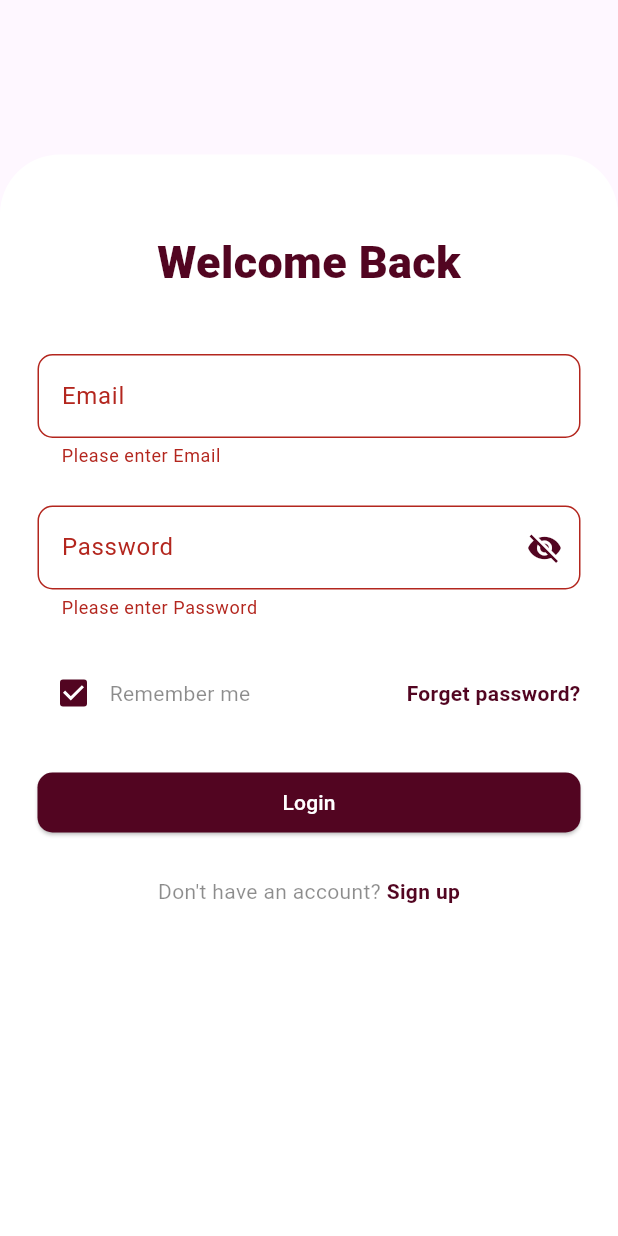
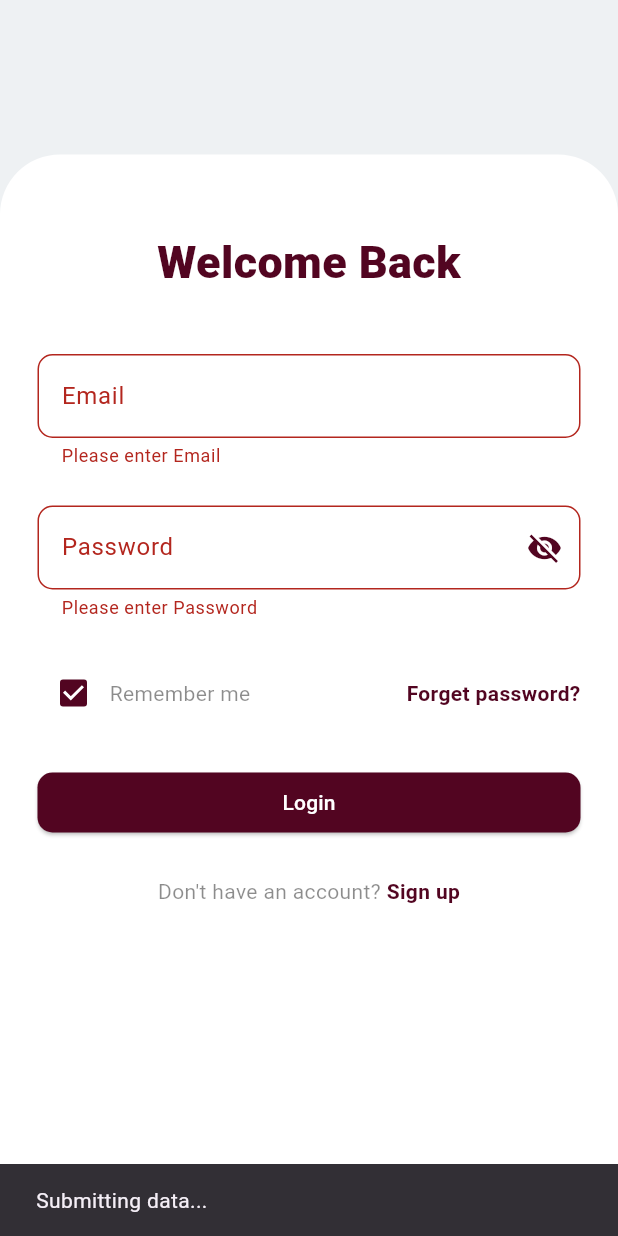
Before and after one commit to arfaidrees/VehicleTrackingApp, a Flutter app: the LoginPage screen opened directly, after a tap on "Login", on a phone screen of 412 x 824 dp. Run offline on Flutter 3.47's test engine with Material 3 defaults, Android fonts, the phone set to English and light mode, and no system bars; our stand-ins replace cloud_firestore, email_validator, firebase_auth, firebase_core, geolocator, get and 3 more; missing offline and left inert: widget_to_marker; accounts and stored records are empty.

Commit message:
abdullah all fixes + UI

```diff
--- a/lib/components/Screens/Navi.dart
+++ b/lib/components/Screens/Navi.dart
@@ -1,4 +1,5 @@
 import 'package:flutter/material.dart';
+
 import 'map_screen.dart';
 import 'menu.dart';
 
@@ -8,6 +9,7 @@ class menustack extends StatelessWidget {
   @override
   Widget build(BuildContext context) {
     return Scaffold(
+      backgroundColor: const Color(0xffEEF1F3),
       body: Stack(
         children: [
           Menu(),
--- a/lib/components/Screens/login_page.dart
+++ b/lib/components/Screens/login_page.dart
@@ -1,14 +1,16 @@
+// login_page.dart
+import 'package:firebase_auth/firebase_auth.dart';
 import 'package:flutter/material.dart';
-import 'package:firebase_auth/firebase_auth.dart';
-import 'package:cloud_firestore/cloud_firestore.dart';
-import 'package:location/location.dart';
-import 'package:vehicle_tracking_app/components/Screens/map_screen.dart';
+import 'package:get/get.dart';
 import 'package:vehicle_tracking_app/components/Screens/signup_page.dart';
-import 'package:vehicle_tracking_app/components/Screens/forget_password_page.dart';
+
+import '../../Location/location.dart';
+import '../../Repository/firebaseRepository.dart';
 import 'Navi.dart';
+import 'forget_password_page.dart';
 
 class LoginPage extends StatefulWidget {
-  const LoginPage({Key? key}) : super(key: key);
+  const LoginPage({super.key});
 
   @override
   State<LoginPage> createState() => _LoginPageState();
@@ -20,10 +22,13 @@ class _LoginPageState extends State<LoginPage> {
   final TextEditingController passwordController = TextEditingController();
   bool rememberPassword = true;
   bool isPasswordVisible = false;
+  final FirebaseRepository _firebaseRepository = FirebaseRepository();
+  final _locationController = Get.put(LocationController());
 
   @override
   Widget build(BuildContext context) {
     return Scaffold(
+      backgroundColor: const Color(0xffEEF1F3),
       body: Column(
         children: [
           const Expanded(
@@ -47,12 +52,12 @@ class _LoginPageState extends State<LoginPage> {
                   child: Column(
                     crossAxisAlignment: CrossAxisAlignment.center,
                     children: [
-                      Text(
+                      const Text(
                         'Welcome Back',
                         style: TextStyle(
                           fontSize: 30.0,
                           fontWeight: FontWeight.w900,
-                          color: const Color(0xff520521),
+                          color: Color(0xff520521),
                         ),
                       ),
                       const SizedBox(height: 40.0),
@@ -108,8 +113,10 @@ class _LoginPageState extends State<LoginPage> {
                               });
                             },
                             child: Icon(
-                              isPasswordVisible ? Icons.visibility : Icons.visibility_off,
-                              color: Color(0xFF520521),
+                              isPasswordVisible
+                                  ? Icons.visibility
+                                  : Icons.visibility_off,
+                              color: const Color(0xFF520521),
                             ),
                           ),
                         ),
@@ -139,14 +146,15 @@ class _LoginPageState extends State<LoginPage> {
                             onTap: () => Navigator.push(
                               context,
                               MaterialPageRoute(
-                                builder: (context) => const ForgetPasswordPage(),
+                                builder: (context) =>
+                                    const ForgetPasswordPage(),
                               ),
                             ),
-                            child: Text(
+                            child: const Text(
                               'Forget password?',
                               style: TextStyle(
                                 fontWeight: FontWeight.bold,
-                                color: const Color(0xff520521),
+                                color: Color(0xff520521),
                               ),
                             ),
                           ),
@@ -157,7 +165,7 @@ class _LoginPageState extends State<LoginPage> {
                         width: double.infinity,
                         child: ElevatedButton(
                           style: ElevatedButton.styleFrom(
-                            backgroundColor: Color(0xff520521),
+                            backgroundColor: const Color(0xff520521),
                             foregroundColor: Colors.white, // Text color
                             shape: RoundedRectangleBorder(
                               borderRadius: BorderRadius.circular(10),
@@ -182,11 +190,11 @@ class _LoginPageState extends State<LoginPage> {
                                 builder: (context) => const SignupPage(),
                               ),
                             ),
-                            child: Text(
+                            child: const Text(
                               'Sign up',
                               style: TextStyle(
                                 fontWeight: FontWeight.bold,
-                                color: const Color(0xff520521),
+                                color: Color(0xff520521),
                               ),
                             ),
                           ),
@@ -205,44 +213,25 @@ class _LoginPageState extends State<LoginPage> {
   }
 
   Future<void> _handleLoginUser() async {
+    ScaffoldMessenger.of(context).showSnackBar(
+      const SnackBar(content: Text('Submitting data...')),
+    );
     if (_loginFormKey.currentState!.validate()) {
-      try {
-        UserCredential userCredential = await FirebaseAuth.instance.signInWithEmailAndPassword(
-          email: emailController.text.trim(),
-          password: passwordController.text.trim(),
-        );
+      String? errorMessage =
+          await _firebaseRepository.signInWithEmailAndPassword(
+        emailController.text.trim(),
+        passwordController.text.trim(),
+      );
 
-        User? user = userCredential.user;
+      if (errorMessage == null) {
+        User? user = FirebaseAuth.instance.currentUser;
         if (user != null) {
-          Location location = Location();
-          bool serviceEnabled = await location.serviceEnabled();
-          if (!serviceEnabled) {
-            serviceEnabled = await location.requestService();
-            if (!serviceEnabled) return;
-          }
-
-          PermissionStatus permissionGranted = await location.hasPermission();
-          if (permissionGranted == PermissionStatus.denied) {
-            permissionGranted = await location.requestPermission();
-            if (permissionGranted != PermissionStatus.granted) return;
-          }
-
-          LocationData userLocation = await location.getLocation();
-
-          await FirebaseFirestore.instance.collection('users').doc(user.uid).set({
-            'email': emailController.text,
-            'latitude': userLocation.latitude,
-            'longitude': userLocation.longitude,
-          });
-
-          Navigator.push(
-            context,
-            MaterialPageRoute(builder: (context) => menustack()),
-          );
+          _locationController.initFirebaseAndLocation();
+          Get.off(menustack());
         }
-      } catch (e) {
+      } else {
         ScaffoldMessenger.of(context).showSnackBar(
-          SnackBar(content: Text('Login failed: ${e.toString()}')),
+          SnackBar(content: Text(errorMessage)),
         );
       }
     }
--- a/pubspec.yaml
+++ b/pubspec.yaml
@@ -52,6 +52,7 @@ dependencies:
   firebase_core: ^3.8.0
   widget_to_marker: ^1.0.6
   sensors_plus: ^6.1.0
+  cached_network_image: ^3.4.1
 
 dev_dependencies:
   flutter_test:
```
Also changed, not shown: lib/Location/location.dart (+47 -36 lines), lib/Repository/firebaseRepository.dart (added, +114 -0 lines), lib/components/Screens/Profile.dart (+89 -40 lines), lib/components/Screens/forget_password_page.dart (+7 -11 lines), lib/components/Screens/map_screen.dart (+17 -19 lines), lib/components/Screens/menu.dart (+9 -2 lines), lib/components/Screens/signup_page.dart (+24 -35 lines), lib/main.dart (+8 -3 lines), assets/images/default.png (added), pubspec.lock, 1 other file.
